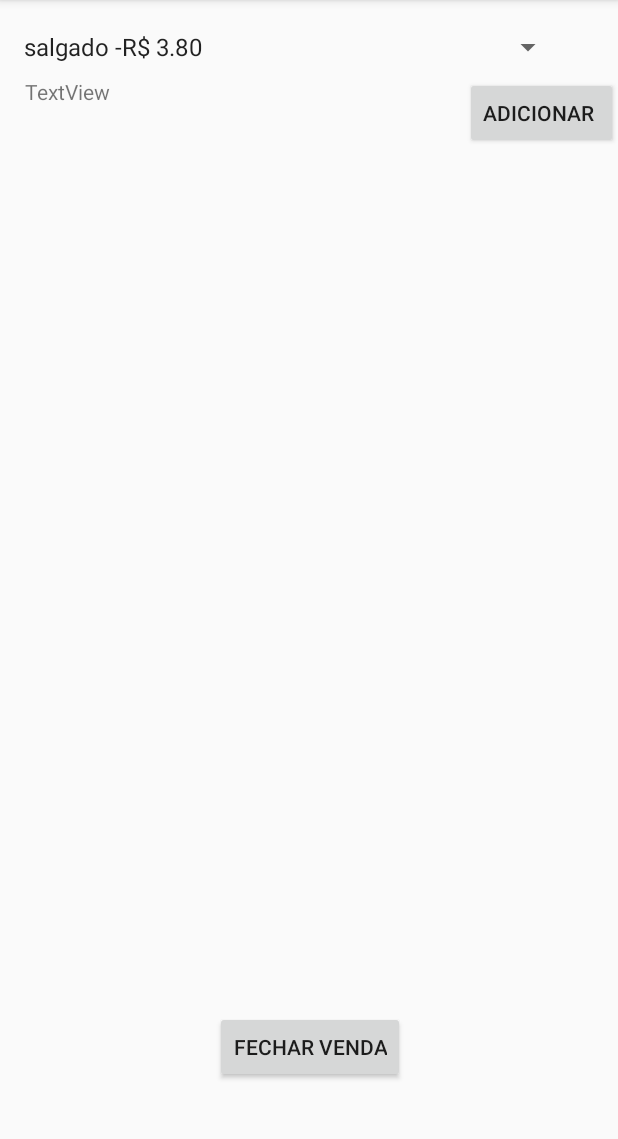
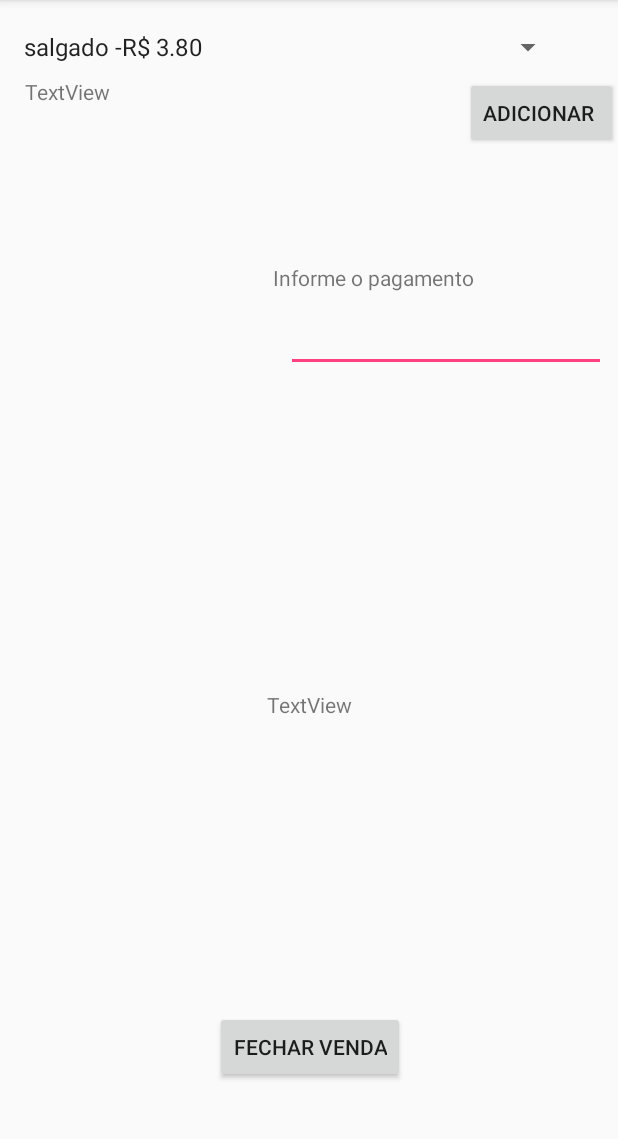
Before and after one commit to jacqli/Assss, an Android app: the testeActivity screen opened directly, with no data from a screen before it, on a phone screen of 412 x 824 dp, the part 84-1223 px from its top. Run offline under Robolectric (Android 15) with nearby library versions, the phone set to English and light mode, and no system bars.

Commit message:
metodo para separar tirar as strings antes do cifrão e tirar o troco

```diff
--- a/app/src/main/AndroidManifest.xml
+++ b/app/src/main/AndroidManifest.xml
@@ -17,7 +17,7 @@
             </intent-filter>
         </activity>
         <activity android:name=".Tela2Activity" />
-        <activity android:name=".testeActivity"></activity>
+        <activity android:name=".testeActivity" />
     </application>
 
 </manifest>
--- a/app/src/main/java/com/example/aluno/assss/testeActivity.java
+++ b/app/src/main/java/com/example/aluno/assss/testeActivity.java
@@ -1,11 +1,13 @@
 package com.example.aluno.assss;
 
 import android.annotation.SuppressLint;
+import android.content.Intent;
 import android.support.v7.app.AppCompatActivity;
 import android.os.Bundle;
 import android.view.View;
 import android.widget.ArrayAdapter;
 import android.widget.Button;
+import android.widget.EditText;
 import android.widget.Spinner;
 import android.widget.TextView;
 
@@ -14,6 +16,8 @@ public class testeActivity extends AppCompatActivity {
     private Button add;
     private Button fechar;
     private TextView texto;
+    private EditText pagamento;
+    private TextView troco;
     private String itensV = "";
 
     @Override
@@ -25,7 +29,8 @@ public class testeActivity extends AppCompatActivity {
         add = (Button) findViewById(R.id.bAdd);
         fechar = (Button) findViewById(R.id.bFeche);
         texto = (TextView) findViewById(R.id.textItens);
-
+        pagamento = (EditText) findViewById(R.id.tPagamento);
+        troco =        (TextView) findViewById(R.id.tTroco);
 
         ArrayAdapter<CharSequence> adapter = ArrayAdapter.createFromResource(this,
                 R.array.produtos, android.R.layout.simple_spinner_item);
@@ -35,11 +40,19 @@ public class testeActivity extends AppCompatActivity {
         add.setOnClickListener(new View.OnClickListener() {
             @Override
             public void onClick(View v) {
-                itensV += (String) spinner.getSelectedItem();
+                itensV += (String) spinner.getSelectedItem() +",\n";
             texto.setText(itensV);
             }
         });
+        fechar.setOnClickListener(new View.OnClickListener() {
+            @Override
+            public void onClick(View v) {
+               String[] p1 = itensV.split(",");
 
+                troco.setText(p1[1]);
+            }
+        });
     }
 
+
 }
--- a/app/src/main/res/layout/activity_teste.xml
+++ b/app/src/main/res/layout/activity_teste.xml
@@ -67,4 +67,52 @@
         app:layout_constraintStart_toStartOf="parent"
         app:layout_constraintTop_toTopOf="parent"
         app:layout_constraintVertical_bias="0.016" />
+
+    <TextView
+        android:id="@+id/tTroco"
+        android:layout_width="wrap_content"
+        android:layout_height="wrap_content"
+        android:layout_marginBottom="8dp"
+        android:layout_marginEnd="8dp"
+        android:layout_marginStart="8dp"
+        android:layout_marginTop="8dp"
+        android:text="TextView"
+        app:layout_constraintBottom_toBottomOf="parent"
+        app:layout_constraintEnd_toEndOf="parent"
+        app:layout_constraintStart_toStartOf="parent"
+        app:layout_constraintTop_toTopOf="parent"
+        app:layout_constraintVertical_bias="0.617" />
+
+    <EditText
+        android:id="@+id/tPagamento"
+        android:layout_width="wrap_content"
+        android:layout_height="wrap_content"
+        android:layout_marginBottom="8dp"
+        android:layout_marginEnd="8dp"
+        android:layout_marginStart="8dp"
+        android:layout_marginTop="8dp"
+        android:ems="10"
+        android:inputType="textPersonName"
+        app:layout_constraintBottom_toBottomOf="parent"
+        app:layout_constraintEnd_toEndOf="parent"
+        app:layout_constraintHorizontal_bias="1.0"
+        app:layout_constraintStart_toStartOf="parent"
+        app:layout_constraintTop_toBottomOf="@+id/textView3"
+        app:layout_constraintVertical_bias="0.0" />
+
+    <TextView
+        android:id="@+id/textView3"
+        android:layout_width="wrap_content"
+        android:layout_height="wrap_content"
+        android:layout_marginBottom="8dp"
+        android:layout_marginEnd="8dp"
+        android:layout_marginStart="8dp"
+        android:layout_marginTop="144dp"
+        android:text="Informe o pagamento"
+        app:layout_constraintBottom_toBottomOf="parent"
+        app:layout_constraintEnd_toEndOf="parent"
+        app:layout_constraintHorizontal_bias="0.665"
+        app:layout_constraintStart_toStartOf="parent"
+        app:layout_constraintTop_toTopOf="parent"
+        app:layout_constraintVertical_bias="0.052" />
 </android.support.constraint.ConstraintLayout>
```
